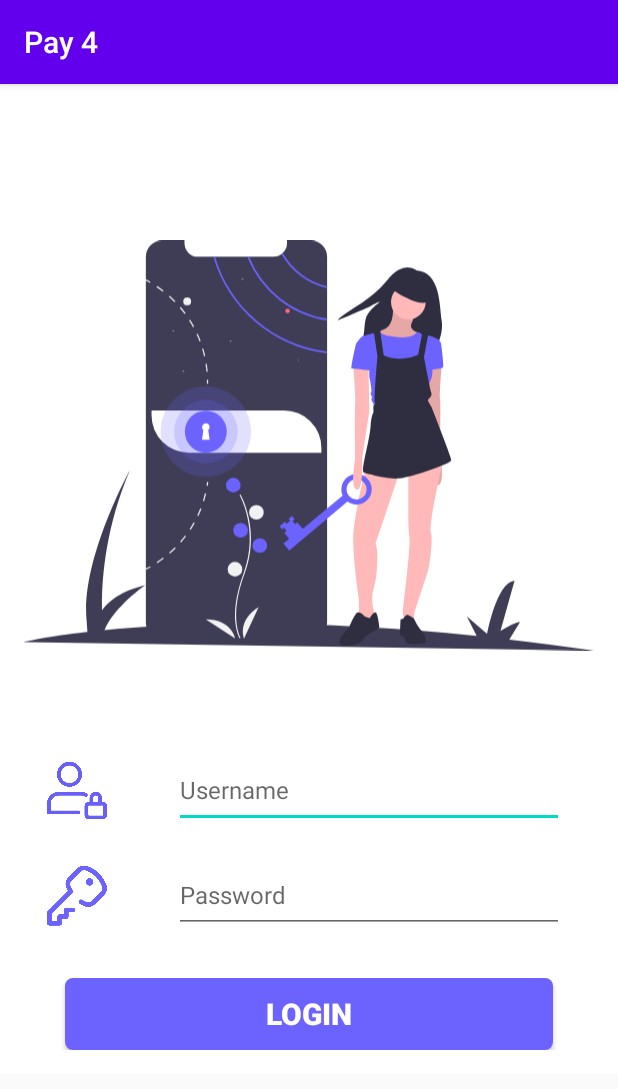
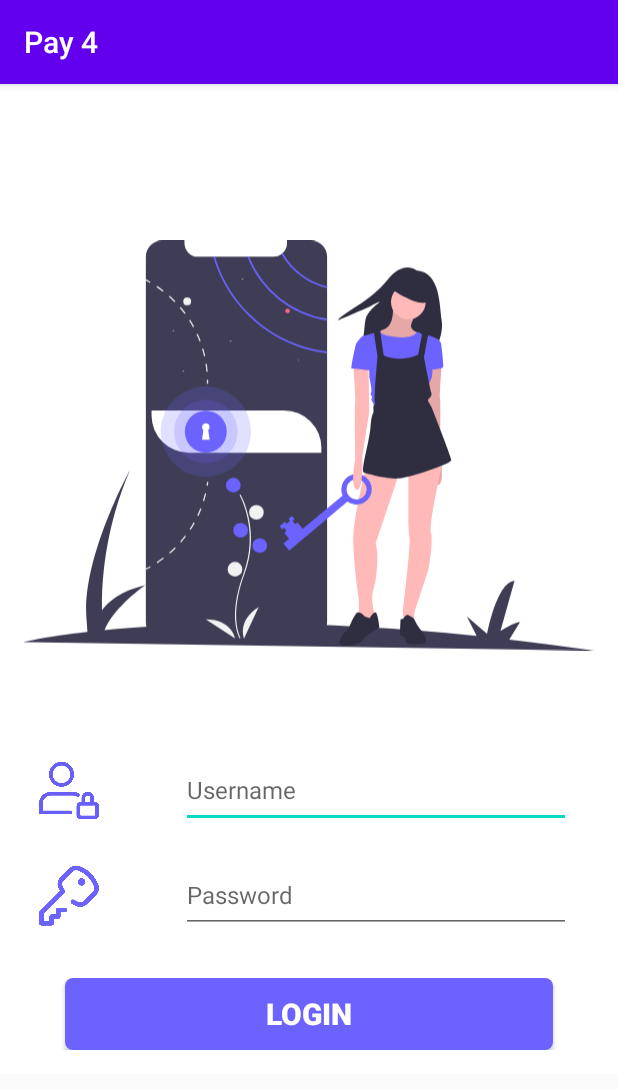
Before and after one commit to kareninacr/PWPB-Final-Project, an Android app: the screen it shows after launch (LoginActivity), on a phone screen of 412 x 824 dp. Shown: the top 1089 px of the screen. Run offline under Robolectric (Android 15) with nearby library versions, the phone set to English and light mode, and no system bars.

Commit message:
Fixing Others

```diff
--- a/app/src/main/java/com/example/pwpbfinalproject/DataKelas/TambahKelas.java
+++ b/app/src/main/java/com/example/pwpbfinalproject/DataKelas/TambahKelas.java
@@ -67,9 +67,9 @@ public class TambahKelas extends AppCompatActivity {
             @Override
             public void onResponse(Call<ResponseBody> call, Response<ResponseBody> response) {
                 if (response.isSuccessful()) {
-                    Toast.makeText(TambahKelas.this, "Success to add Kelas", Toast.LENGTH_LONG);
                     Intent intent = new Intent(TambahKelas.this, DataKelas.class);
                     startActivity(intent);
+                    Toast.makeText(TambahKelas.this, "Success to add Kelas", Toast.LENGTH_LONG);
                 }
             }
 
--- a/app/src/main/java/com/example/pwpbfinalproject/DataSPP/TambahSPP.java
+++ b/app/src/main/java/com/example/pwpbfinalproject/DataSPP/TambahSPP.java
@@ -67,9 +67,9 @@ public class TambahSPP extends AppCompatActivity {
         call.enqueue(new Callback<ResponseBody>() {
             @Override
             public void onResponse(Call<ResponseBody> call, Response<ResponseBody> response) {
-                Toast.makeText(TambahSPP.this, "Success add SPP", Toast.LENGTH_LONG).show();
                 Intent intent = new Intent(TambahSPP.this, DataSPP.class);
                 startActivity(intent);
+                Toast.makeText(TambahSPP.this, "Success add SPP", Toast.LENGTH_LONG).show();
             }
 
             @Override
--- a/app/src/main/java/com/example/pwpbfinalproject/DataSiswa/TambahSiswa.java
+++ b/app/src/main/java/com/example/pwpbfinalproject/DataSiswa/TambahSiswa.java
@@ -77,9 +77,9 @@ public class TambahSiswa extends AppCompatActivity {
         call.enqueue(new Callback<ResponseBody>() {
             public void onResponse(Call<ResponseBody> call, Response<ResponseBody> response) {
                 if (response.isSuccessful()) {
-                    Toast.makeText(TambahSiswa.this, "Success to Add Siswa", Toast.LENGTH_LONG);
                     Intent intent = new Intent(TambahSiswa.this, DataSiswa.class);
                     startActivity(intent);
+                    Toast.makeText(TambahSiswa.this, "Success to Add Siswa", Toast.LENGTH_LONG);
                 }
             }
 
--- a/app/src/main/res/layout/activity_login.xml
+++ b/app/src/main/res/layout/activity_login.xml
@@ -30,7 +30,7 @@
             android:id="@+id/imgUser"
             android:layout_width="40dp"
             android:layout_height="50dp"
-            android:layout_marginStart="15dp"
+            android:layout_marginStart="10dp"
             android:layout_marginTop="30dp"
             android:src="@drawable/user"
             app:layout_constraintStart_toStartOf="parent"
@@ -41,7 +41,7 @@
             android:layout_width="260dp"
             android:layout_height="50dp"
             android:layout_marginTop="30dp"
-            android:layout_marginRight="20dp"
+            android:layout_marginRight="15dp"
             android:ems="10"
             android:hint="@string/user"
             android:inputType="textEmailAddress"
@@ -56,7 +56,7 @@
             android:id="@+id/imgPass"
             android:layout_width="40dp"
             android:layout_height="50dp"
-            android:layout_marginStart="15dp"
+            android:layout_marginStart="10dp"
             android:layout_marginTop="20dp"
             android:src="@drawable/key"
             app:layout_constraintStart_toStartOf="parent"
@@ -67,7 +67,7 @@
             android:layout_width="260dp"
             android:layout_height="50dp"
             android:layout_marginTop="20dp"
-            android:layout_marginRight="20dp"
+            android:layout_marginRight="15dp"
             android:ems="10"
             android:hint="@string/pass"
             android:imeActionLabel="@string/action_sign_in_short"
```
Also changed, not shown: app/src/main/res/layout/activity_data_transaksi.xml (+0 -15 lines).
